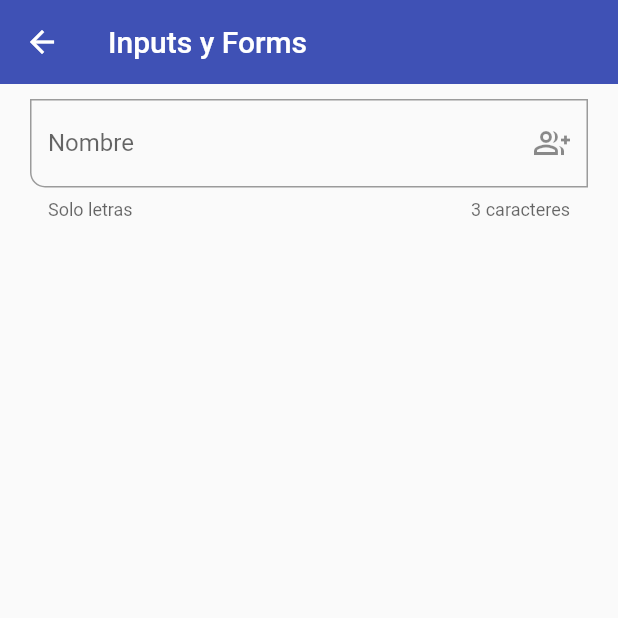
After one commit to dagsis/fl_component, a Flutter app: the InputsPage screen opened by its route, on a phone screen of 412 x 824 dp, the top half of it. The commit adds this screen. Run offline on Flutter 3.47's test engine with Material 2 defaults, Android fonts, the phone set to English and light mode, and no system bars.

Commit message:
texetfield 1

```diff
--- /dev/null
+++ b/lib/pages/inputs_page.dart
@@ -0,0 +1,48 @@
+import 'package:flutter/material.dart';
+
+class InputsPage extends StatelessWidget {
+  const InputsPage({Key? key}) : super(key: key);
+
+  @override
+  Widget build(BuildContext context) {
+    return   Scaffold(
+      appBar: AppBar(
+        title:const Text('Inputs y Forms'),
+      ),
+      body: SingleChildScrollView(
+        child: Padding(
+          padding: EdgeInsets.symmetric(horizontal: 20,vertical: 10),
+          child: Column(
+            children: [
+              TextFormField(
+              //  autofocus: true,
+                initialValue: '',
+                textCapitalization: TextCapitalization.words,
+                onChanged: (value) {
+                 // print(value);
+                },
+                validator: (value) {
+                  if (value == null) return 'Este campo es requerido';
+                  return value.length < 3 ? 'Mínimo 3 caracteres' : null;
+                },
+                autovalidateMode: AutovalidateMode.onUserInteraction,
+                decoration: InputDecoration(
+                  hintText: 'Nombre del usuario',
+                   labelText: 'Nombre',
+                  helperText: 'Solo letras',
+                  counterText: '3 caracteres',
+                //  prefixIcon: Icon(Icons.person),
+                  suffixIcon: Icon(Icons.group_add_outlined),
+                // icon: Icon(Icons.person),
+                 border: OutlineInputBorder(
+                   borderRadius: BorderRadius.only(bottomLeft: Radius.circular(10)),
+                 ),
+                ),
+              )
+            ],
+          ),
+        ),
+      ),
+    );
+  }
+}
--- a/lib/pages/nueva_page.dart
+++ /dev/null
@@ -1,14 +0,0 @@
-import 'package:flutter/material.dart';
-
-class NuevaPage extends StatelessWidget {
-  const NuevaPage({Key? key}) : super(key: key);
-
-  @override
-  Widget build(BuildContext context) {
-    return  const Scaffold(
-      body: Center(
-        child: Text('Nueva Pagina'),
-      ),
-    );
-  }
-}
--- a/lib/pages/pages.dart
+++ b/lib/pages/pages.dart
@@ -4,3 +4,4 @@ export 'package:fl_component/pages/listview1_page.dart';
 export 'package:fl_component/pages/listview2_page.dart';
 export 'package:fl_component/pages/home_page.dart';
 export 'package:fl_component/pages/avatar_page.dart';
+export 'package:fl_component/pages/inputs_page.dart';
--- a/lib/routers/app_routers.dart
+++ b/lib/routers/app_routers.dart
@@ -1,4 +1,5 @@
 import 'package:fl_component/models/models.dart';
+import 'package:fl_component/pages/inputs_page.dart';
 import 'package:fl_component/pages/pages.dart';
 import 'package:flutter/material.dart';
 
@@ -12,6 +13,7 @@ class AppRoutes {
     MenuOption(route: 'card', icon: Icons.credit_card, name: 'Cards Page', page: CardsPage()),
     MenuOption(route: 'alert', icon: Icons.add_alert_outlined, name: 'Alert Page', page: AlertPage()),
     MenuOption(route: 'avatar', icon: Icons.supervised_user_circle_outlined, name: 'Circle Avatar', page: AvatarPage()),
+    MenuOption(route: 'inputs', icon: Icons.input_outlined, name: 'Inputs Page', page: InputsPage()),
   ];
 
   static Map<String, Widget Function(BuildContext)> getAppRoutes(){
```
